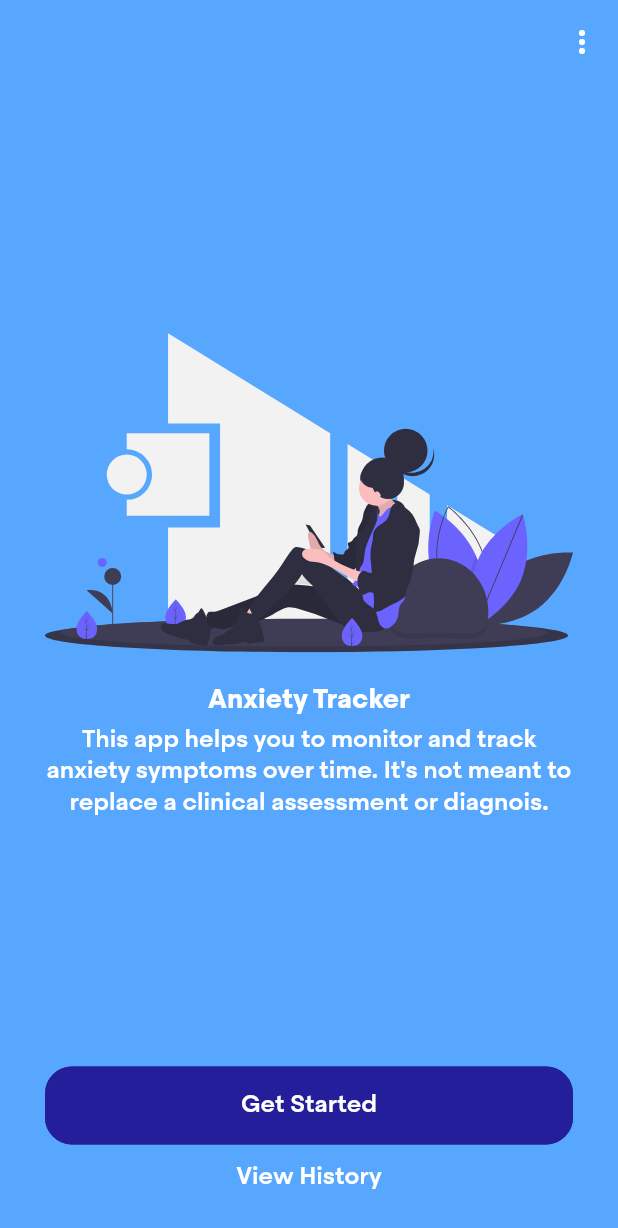
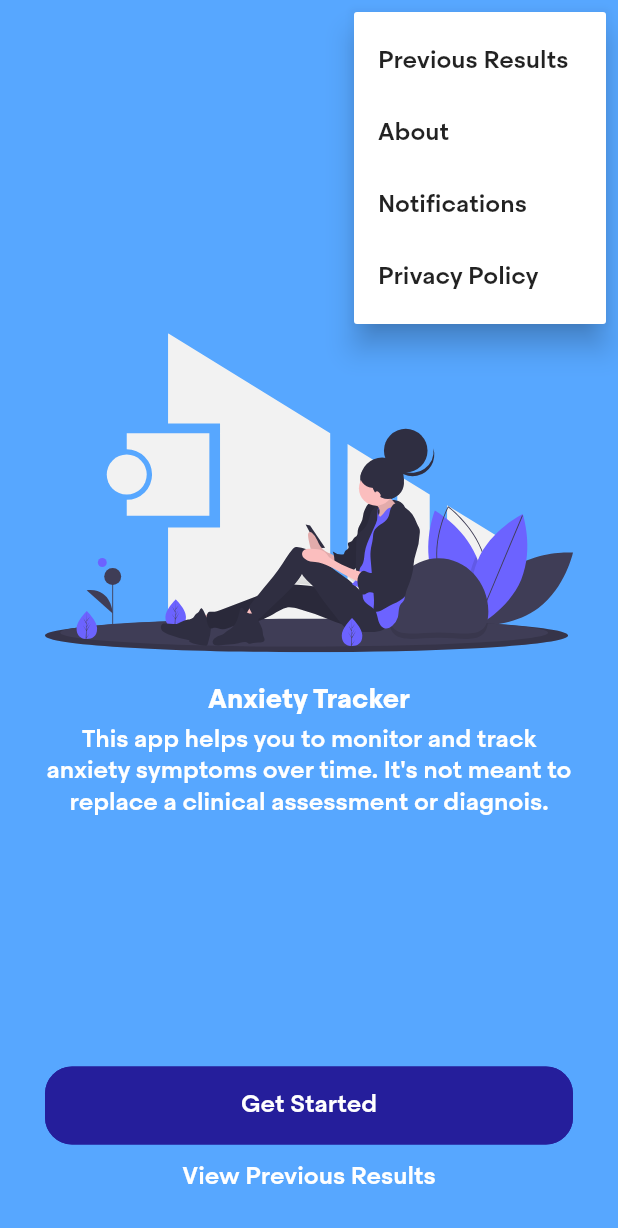
Before and after one commit to devinsays/gad7, a Flutter app: the screen it shows after launch, after a tap on the "more vert" icon, on a phone screen of 412 x 824 dp. Shown: the top 1228 px of the screen. Run offline on Flutter 3.47's test engine with Material 2 defaults, Android fonts, the phone set to English and light mode, and no system bars; our stand-ins replace flutter_svg, shared_preferences, sqflite; accounts and stored records are empty; project files that could hold a hidden picture were left out.

Commit message:
Everything wired.

```diff
--- a/lib/models/entry.dart
+++ b/lib/models/entry.dart
@@ -20,6 +20,10 @@ class Entry {
     this.q6,
     this.q7,
   });
+
+  getTotal() {
+    return q1 + q2 + q3 + q4 + q5 + q6 + q7;
+  }
 
   Entry.fromMap(Map<String, dynamic> map) :
     id = map['id'],
--- a/lib/views/overview.dart
+++ b/lib/views/overview.dart
@@ -3,6 +3,7 @@ import 'package:flutter_svg/flutter_svg.dart';
 
 import 'package:gad7/styles/styles.dart';
 import 'package:gad7/styles/palette.dart';
+import 'package:gad7/widgets/menu.dart';
 import 'package:gad7/widgets/styled_flat_button.dart';
 
 class Overview extends StatelessWidget {
@@ -14,13 +15,7 @@ class Overview extends StatelessWidget {
         elevation: 0,
         backgroundColor: Colors.transparent,
         actions: <Widget>[
-          IconButton(
-            icon: Icon(Icons.more_vert),
-            tooltip: 'Menu',
-            onPressed: () {
-              // Some action.
-            },
-          ),
+          Menu(),
         ],
       ),
       body: SafeArea(
@@ -70,7 +65,7 @@ class Overview extends StatelessWidget {
                 height: 10,
               ),
               Text(
-                'View History',
+                'View Previous Results',
                 style: Styles.p.copyWith(
                   color: Palette.white,
                 ),
--- a/lib/views/questionaire.dart
+++ b/lib/views/questionaire.dart
@@ -22,8 +22,6 @@ class _QuestionaireState extends State<Questionaire> {
   int currentPage = 0;
 
   void _complete() async {
-    print('Survey complete');
-    // row to insert
     Map<String, dynamic> row = {
       'createdAt': DateTime.now().millisecondsSinceEpoch,
       'q1': responses[0],
@@ -34,8 +32,8 @@ class _QuestionaireState extends State<Questionaire> {
       'q6': responses[5],
       'q7': responses[6],
     };
-    final id = await dbHelper.insert(row);
-    print('inserted row id: $id');
+
+    await dbHelper.insert(row);
 
     Navigator.pushReplacement(
       context,
--- /dev/null
+++ b/lib/widgets/menu.dart
@@ -0,0 +1,45 @@
+import 'package:flutter/material.dart';
+
+import 'package:gad7/styles/palette.dart';
+
+class Menu extends StatelessWidget {
+  Widget build(BuildContext context) {
+    return PopupMenuButton(
+      icon: Icon(
+        Icons.more_vert,
+        color: Palette.white,
+      ),
+      itemBuilder: (context) => [
+        PopupMenuItem(
+          value: 'history',
+          child: Text(
+            'Previous Results',
+          ),
+        ),
+        PopupMenuItem(
+          value: 'about',
+          child: Text(
+            'About',
+          ),
+        ),
+        PopupMenuItem(
+          value: 'notifications',
+          child: Text(
+            'Notifications',
+          ),
+        ),
+        PopupMenuItem(
+          value: 'privacy',
+          child: Text(
+            'Privacy Policy',
+          ),
+        ),
+      ],
+      onSelected: (selected) async {
+        print(selected);
+        Navigator.pushNamed(context, '/$selected');
+      },
+      tooltip: 'Menu',
+    );
+  }
+}
--- a/pubspec.yaml
+++ b/pubspec.yaml
@@ -7,6 +7,8 @@ environment:
 
 dependencies:
   flutter:
+    sdk: flutter
+  flutter_localizations:
     sdk: flutter
 
   # The following adds the Cupertino Icons font to your application.
```
Also changed, not shown: lib/data/scale.dart (added, +45 -0 lines), lib/views/history.dart (+46 -11 lines), lib/views/result.dart (+4 -41 lines), pubspec.lock.
